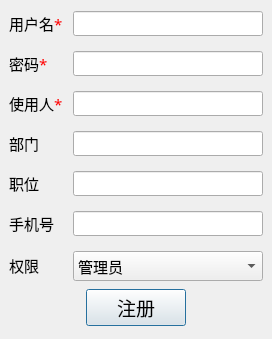
Before: the Qt Designer form digitalIntegration/RegisterDialog.ui in jiaqingguo/DI, drawn with Qt 5.
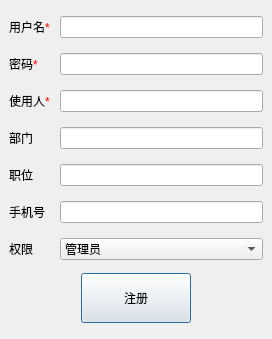
After: the same form once the commit is applied.

Patch:
```diff
--- a/digitalIntegration/RegisterDialog.ui
+++ b/digitalIntegration/RegisterDialog.ui
@@ -61,25 +61,13 @@
          </property>
          <item row="4" column="0">
           <widget class="QLabel" name="label_4">
-           <property name="font">
-            <font>
-             <family>黑体</family>
-             <pointsize>11</pointsize>
-            </font>
-           </property>
            <property name="text">
-            <string>&lt;html&gt;&lt;head/&gt;&lt;body&gt;&lt;p&gt;&lt;span style=&quot; font-size:11pt;&quot;&gt;职位&lt;/span&gt;&lt;/p&gt;&lt;/body&gt;&lt;/html&gt;</string>
+            <string>职位</string>
            </property>
           </widget>
          </item>
          <item row="0" column="0">
           <widget class="QLabel" name="labelUser">
-           <property name="font">
-            <font>
-             <family>黑体</family>
-             <pointsize>11</pointsize>
-            </font>
-           </property>
            <property name="text">
             <string>&lt;html&gt;&lt;head/&gt;&lt;body&gt;&lt;p&gt;用户名&lt;span style=&quot; color:#ff0000;&quot;&gt;*&lt;/span&gt;&lt;/p&gt;&lt;/body&gt;&lt;/html&gt;</string>
            </property>
@@ -87,12 +75,6 @@
          </item>
          <item row="1" column="0">
           <widget class="QLabel" name="labelPassword">
-           <property name="font">
-            <font>
-             <family>黑体</family>
-             <pointsize>11</pointsize>
-            </font>
-           </property>
            <property name="text">
             <string>&lt;html&gt;&lt;head/&gt;&lt;body&gt;&lt;p&gt;密码&lt;span style=&quot; color:#ff0000;&quot;&gt;*&lt;/span&gt;&lt;/p&gt;&lt;/body&gt;&lt;/html&gt;</string>
            </property>
@@ -103,7 +85,7 @@
            <property name="minimumSize">
             <size>
              <width>0</width>
-             <height>25</height>
+             <height>0</height>
             </size>
            </property>
           </widget>
@@ -113,7 +95,7 @@
            <property name="minimumSize">
             <size>
              <width>0</width>
-             <height>25</height>
+             <height>0</height>
             </size>
            </property>
           </widget>
@@ -123,15 +105,9 @@
            <property name="minimumSize">
             <size>
              <width>0</width>
-             <height>25</height>
+             <height>0</height>
             </size>
            </property>
-           <property name="font">
-            <font>
-             <family>黑体</family>
-             <pointsize>11</pointsize>
-            </font>
-           </property>
            <item>
             <property name="text">
              <string>管理员</string>
@@ -149,7 +125,7 @@
            <property name="minimumSize">
             <size>
              <width>0</width>
-             <height>25</height>
+             <height>0</height>
             </size>
            </property>
           </widget>
@@ -159,19 +135,13 @@
            <property name="minimumSize">
             <size>
              <width>0</width>
-             <height>25</height>
+             <height>0</height>
             </size>
            </property>
           </widget>
          </item>
          <item row="3" column="0">
           <widget class="QLabel" name="label_3">
-           <property name="font">
-            <font>
-             <family>黑体</family>
-             <pointsize>11</pointsize>
-            </font>
-           </property>
            <property name="text">
             <string>&lt;html&gt;&lt;head/&gt;&lt;body&gt;&lt;p&gt;部门&lt;/p&gt;&lt;/body&gt;&lt;/html&gt;</string>
            </property>
@@ -179,25 +149,13 @@
          </item>
          <item row="6" column="0">
           <widget class="QLabel" name="label_8">
-           <property name="font">
-            <font>
-             <family>黑体</family>
-             <pointsize>11</pointsize>
-            </font>
-           </property>
            <property name="text">
-            <string>&lt;html&gt;&lt;head/&gt;&lt;body&gt;&lt;p&gt;&lt;span style=&quot; font-size:11pt;&quot;&gt;权限&lt;/span&gt;&lt;/p&gt;&lt;/body&gt;&lt;/html&gt;</string>
+            <string>权限</string>
            </property>
           </widget>
          </item>
          <item row="2" column="0">
           <widget class="QLabel" name="labelName">
-           <property name="font">
-            <font>
-             <family>黑体</family>
-             <pointsize>11</pointsize>
-            </font>
-           </property>
            <property name="text">
             <string>&lt;html&gt;&lt;head/&gt;&lt;body&gt;&lt;p&gt;使用人&lt;span style=&quot; color:#ff0000;&quot;&gt;*&lt;/span&gt;&lt;/p&gt;&lt;/body&gt;&lt;/html&gt;</string>
            </property>
@@ -208,7 +166,7 @@
            <property name="minimumSize">
             <size>
              <width>0</width>
-             <height>25</height>
+             <height>0</height>
             </size>
            </property>
           </widget>
@@ -218,21 +176,15 @@
            <property name="minimumSize">
             <size>
              <width>0</width>
-             <height>25</height>
+             <height>0</height>
             </size>
            </property>
           </widget>
          </item>
          <item row="5" column="0">
           <widget class="QLabel" name="label_5">
-           <property name="font">
-            <font>
-             <family>黑体</family>
-             <pointsize>11</pointsize>
-            </font>
-           </property>
            <property name="text">
-            <string>&lt;html&gt;&lt;head/&gt;&lt;body&gt;&lt;p&gt;&lt;span style=&quot; font-size:11pt;&quot;&gt;手机号&lt;/span&gt;&lt;/p&gt;&lt;/body&gt;&lt;/html&gt;</string>
+            <string>手机号</string>
            </property>
           </widget>
          </item>
@@ -260,22 +212,16 @@
           <widget class="QPushButton" name="btnRegister">
            <property name="minimumSize">
             <size>
-             <width>100</width>
-             <height>35</height>
+             <width>110</width>
+             <height>50</height>
             </size>
            </property>
            <property name="maximumSize">
             <size>
-             <width>50</width>
+             <width>16777215</width>
              <height>16777215</height>
             </size>
            </property>
-           <property name="font">
-            <font>
-             <family>黑体</family>
-             <pointsize>14</pointsize>
-            </font>
-           </property>
            <property name="text">
             <string>注册</string>
            </property>
```
